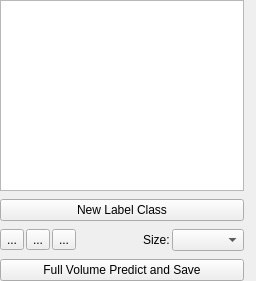
This is ilastik/applets/pixelClassification/labelingDrawer.ui in ukoethe/ilastik as Qt 5 draws it before an edit. The edited form follows.
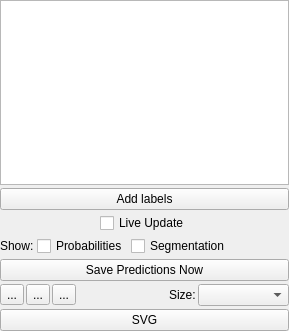
This is the edited form. Custom widgets are drawn as their Qt base class.

```diff
--- a/ilastik/applets/pixelClassification/labelingDrawer.ui
+++ b/ilastik/applets/pixelClassification/labelingDrawer.ui
@@ -6,8 +6,8 @@
    <rect>
     <x>0</x>
     <y>0</y>
-    <width>256</width>
-    <height>281</height>
+    <width>289</width>
+    <height>331</height>
    </rect>
   </property>
   <property name="sizePolicy">
@@ -31,23 +31,18 @@
   <property name="windowTitle">
    <string>Form</string>
   </property>
-  <layout class="QHBoxLayout" name="horizontalLayout_2">
-   <property name="leftMargin">
-    <number>0</number>
+  <widget class="QWidget" name="verticalLayoutWidget">
+   <property name="geometry">
+    <rect>
+     <x>0</x>
+     <y>0</y>
+     <width>289</width>
+     <height>331</height>
+    </rect>
    </property>
-   <property name="topMargin">
-    <number>0</number>
-   </property>
-   <property name="rightMargin">
-    <number>12</number>
-   </property>
-   <property name="bottomMargin">
-    <number>0</number>
-   </property>
-   <item>
     <layout class="QVBoxLayout" name="verticalLayout">
      <property name="spacing">
-      <number>8</number>
+     <number>3</number>
      </property>
      <item>
       <widget class="LabelListView" name="labelListView">
@@ -65,12 +60,101 @@
         <string notr="true"/>
        </property>
        <property name="text">
-        <string>New Label Class</string>
+       <string>Add labels</string>
        </property>
       </widget>
      </item>
      <item>
-      <layout class="QHBoxLayout" name="horizontalLayout">
+     <layout class="QHBoxLayout" name="horizontalLayout_3">
+      <item>
+       <widget class="QCheckBox" name="checkInteractive">
+        <property name="enabled">
+         <bool>true</bool>
+        </property>
+        <property name="sizePolicy">
+         <sizepolicy hsizetype="Maximum" vsizetype="Fixed">
+          <horstretch>0</horstretch>
+          <verstretch>0</verstretch>
+         </sizepolicy>
+        </property>
+        <property name="text">
+         <string>Live Update</string>
+        </property>
+       </widget>
+      </item>
+     </layout>
+    </item>
+    <item>
+     <layout class="QHBoxLayout" name="horizontalLayout_4">
+      <item>
+       <widget class="QLabel" name="label">
+        <property name="sizePolicy">
+         <sizepolicy hsizetype="Maximum" vsizetype="Preferred">
+          <horstretch>0</horstretch>
+          <verstretch>0</verstretch>
+         </sizepolicy>
+        </property>
+        <property name="text">
+         <string>Show:</string>
+        </property>
+       </widget>
+      </item>
+      <item>
+       <widget class="QCheckBox" name="checkShowPredictions">
+        <property name="sizePolicy">
+         <sizepolicy hsizetype="Maximum" vsizetype="Fixed">
+          <horstretch>0</horstretch>
+          <verstretch>0</verstretch>
+         </sizepolicy>
+        </property>
+        <property name="text">
+         <string>Probabilities</string>
+        </property>
+        <property name="tristate">
+         <bool>false</bool>
+        </property>
+       </widget>
+      </item>
+      <item>
+       <widget class="QCheckBox" name="checkShowSegmentation">
+        <property name="sizePolicy">
+         <sizepolicy hsizetype="Maximum" vsizetype="Fixed">
+          <horstretch>0</horstretch>
+          <verstretch>0</verstretch>
+         </sizepolicy>
+        </property>
+        <property name="text">
+         <string>Segmentation</string>
+        </property>
+       </widget>
+      </item>
+      <item>
+       <spacer name="horizontalSpacer">
+        <property name="orientation">
+         <enum>Qt::Horizontal</enum>
+        </property>
+        <property name="sizeHint" stdset="0">
+         <size>
+          <width>40</width>
+          <height>20</height>
+         </size>
+        </property>
+       </spacer>
+      </item>
+     </layout>
+    </item>
+    <item>
+     <widget class="QPushButton" name="savePredictionsButton">
+      <property name="toolTip">
+       <string>Compute predictions for your entire dataset (all images) and save the project</string>
+      </property>
+      <property name="text">
+       <string>Save Predictions Now</string>
+      </property>
+     </widget>
+    </item>
+    <item>
+     <layout class="QHBoxLayout" name="horizontalLayout" stretch="0,0,1,0,0,0">
        <property name="spacing">
         <number>2</number>
        </property>
@@ -137,18 +221,17 @@
       </layout>
      </item>
      <item>
-      <widget class="QPushButton" name="savePredictionsButton">
-       <property name="toolTip">
-        <string>Compute predictions for your entire dataset (all images) and save the project</string>
-       </property>
+     <widget class="QPushButton" name="svgButton">
        <property name="text">
-        <string>Full Volume Predict and Save</string>
+       <string>SVG</string>
        </property>
       </widget>
      </item>
-    </layout>
-   </item>
-  </layout>
+    <item>
+     <layout class="QHBoxLayout" name="horizontalLayout_2"/>
+    </item>
+   </layout>
+  </widget>
  </widget>
  <customwidgets>
   <customwidget>
```
Lines whose indentation alone changed are shown as unchanged.
